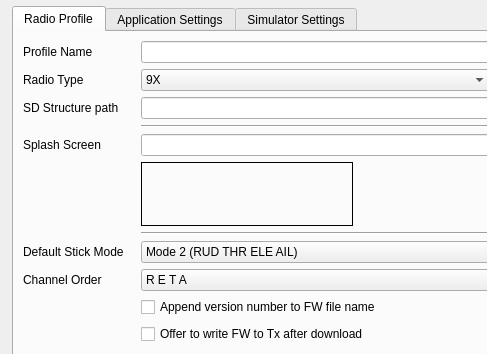
The window that companion/src/apppreferencesdialog.ui (opentx/opentx) describes before a commit, drawn with Qt 5; both pictures show x 0 to 487 and y 0 to 354 of the 734 by 492 pixel window.
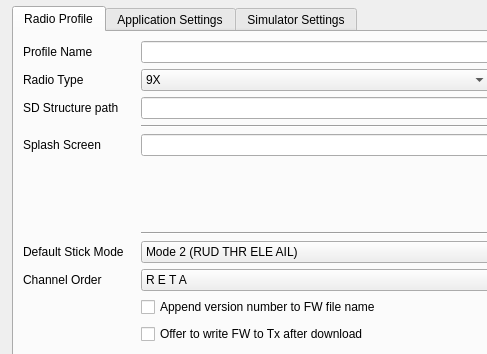
The same window after the commit.

What changed in the file:
```diff
--- a/companion/src/apppreferencesdialog.ui
+++ b/companion/src/apppreferencesdialog.ui
@@ -484,7 +484,7 @@
           <enum>QFrame::Plain</enum>
          </property>
          <property name="lineWidth">
-          <number>1</number>
+          <number>0</number>
          </property>
          <property name="text">
           <string/>
```
